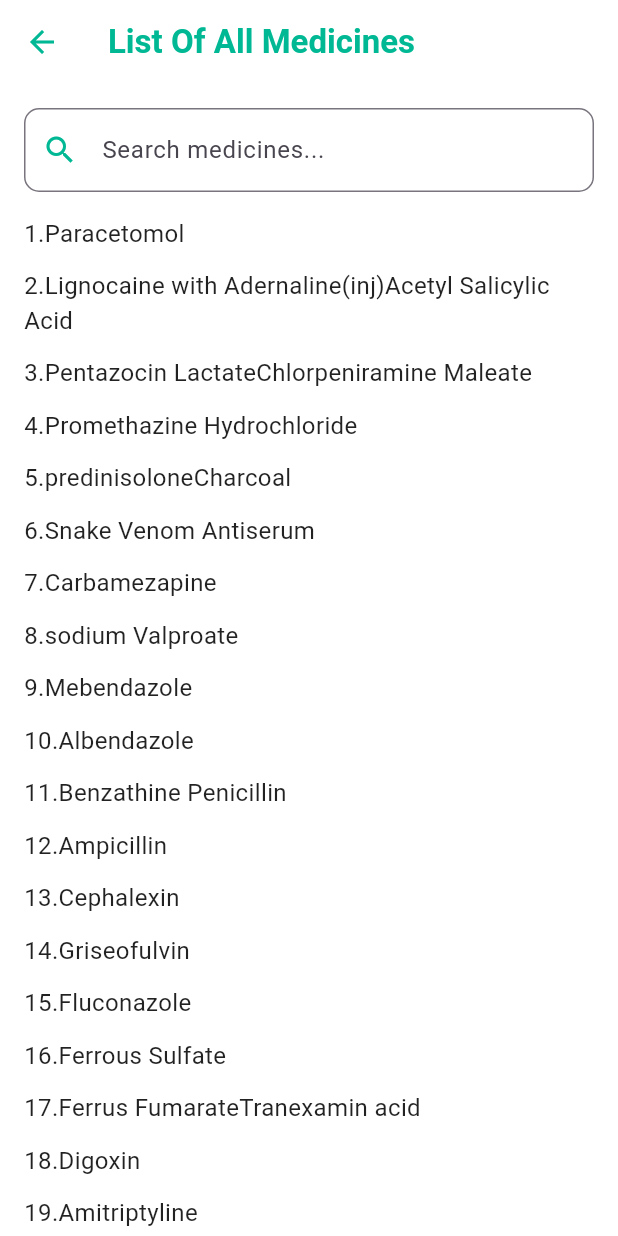
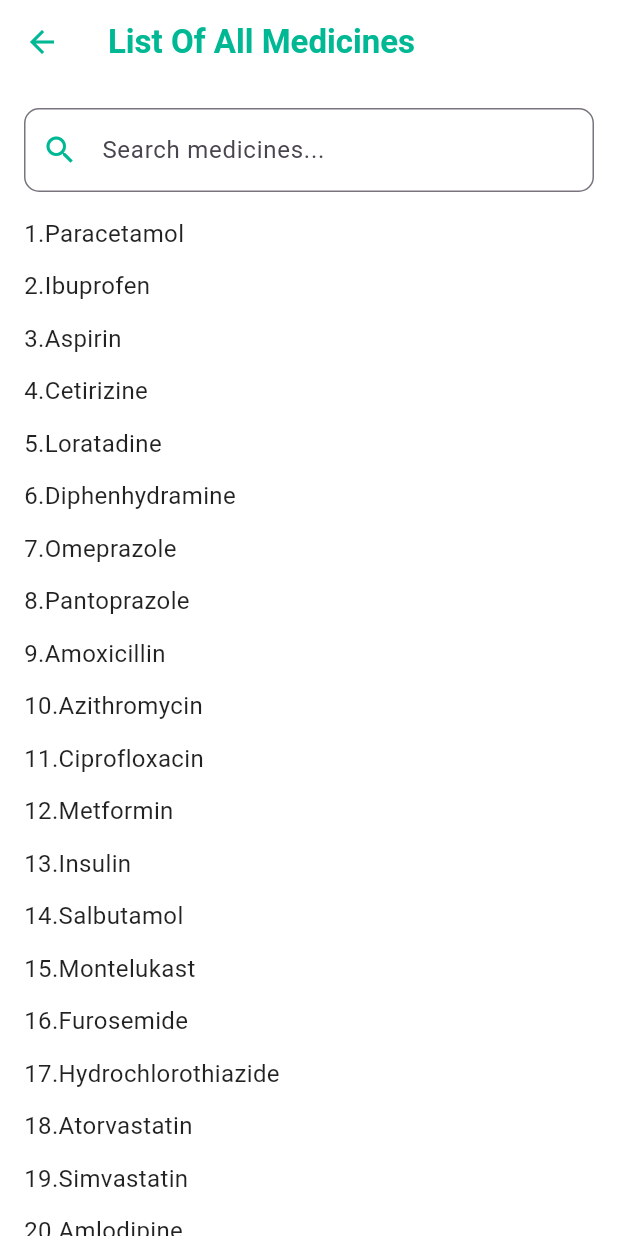
Before and after one commit to iamsmrn/M_Hospital, a Flutter app: the MedicineListPage screen opened directly, on a phone screen of 412 x 824 dp. Run offline on Flutter 3.47's test engine with Material 3 defaults, Android fonts, the phone set to English and light mode, and no system bars.

Commit message:
Changes on Medicine list

```diff
--- a/lib/home_page.dart
+++ b/lib/home_page.dart
@@ -9,6 +9,7 @@ class HomePage extends StatelessWidget {
 
 
   @override
+
   Widget build(BuildContext context) {
 
     return Scaffold(
--- a/lib/medicine_list_page.dart
+++ b/lib/medicine_list_page.dart
@@ -9,45 +9,174 @@ class MedicineListPage extends StatefulWidget {
 
 class _MedicineListPageState extends State<MedicineListPage> {
   final List<String> medicines = const [
-    'Paracetomol',
-    'Lignocaine with Adernaline(inj)'
-    'Acetyl Salicylic Acid',
-    'Pentazocin Lactate'
-    'Chlorpeniramine Maleate',
-    'Promethazine Hydrochloride',
-    'predinisolone'
-    'Charcoal ',
-    'Snake Venom Antiserum',
-    'Carbamezapine',
-    'sodium Valproate',
-    'Mebendazole',
-    'Albendazole',
-    'Benzathine Penicillin' ,
-    'Ampicillin',
-    'Cephalexin',
-    'Griseofulvin',
-    'Fluconazole',
-    'Ferrous Sulfate',
-    'Ferrus Fumarate'
-    'Tranexamin acid',
-    'Digoxin',
-    'Amitriptyline',
-    'Amlodipine',
-    'Morphine',
-    'prednisolone',
-    'Lamivudine ',
-    'Dolutegravir',
-    'Teneligliptin',
-    'Montelukast',
-    'Amikacin',
-    'Delamanid'
-    'Tenecteplase',
-    'Dabigatram',
+    'Paracetamol',
     'Ibuprofen',
     'Aspirin',
-    'Diclofenac',
+    'Cetirizine',
+    'Loratadine',
+    'Diphenhydramine',
+    'Omeprazole',
+    'Pantoprazole',
+    'Amoxicillin',
+    'Azithromycin',
+    'Ciprofloxacin',
+    'Metformin',
+    'Insulin',
+    'Salbutamol',
+    'Montelukast',
+    'Furosemide',
+    'Hydrochlorothiazide',
+    'Atorvastatin',
+    'Simvastatin',
+    'Amlodipine',
+    'Losartan',
+    'Metoprolol',
+    'Clonazepam',
+    'Alprazolam',
+    'Diazepam',
+    'Fluoxetine',
+    'Sertraline',
+    'Escitalopram',
+    'Levothyroxine',
+    'Methimazole',
+    'Prednisone',
+    'Dexamethasone',
+    'Hydrocortisone',
+    'Clotrimazole',
+    'Ketoconazole',
+    'Miconazole',
+    'Lidocaine',
+    'Loperamide',
+    'Ondansetron',
+    'Domperidone',
+    'Guaifenesin',
+    'Dextromethorphan',
+    'Acetylcysteine',
+    'Sumatriptan',
+    'Propranolol',
+    'Lamotrigine',
+    'Carbamazepine',
+    'Phenytoin',
+    'Valproic acid',
+    'Bisacodyl',
+    'Lactulose',
+    'Ferrous sulfate',
+    'Vitamin D3',
+    'Calcium carbonate',
+    'Silver sulfadiazine',
+    'Nitrofurantoin',
+    'Tamsulosin',
+    'Sildenafil',
+    'Finasteride',
+    'Minoxidil',
+    'Warfarin',
+    'Heparin',
+    'Apixaban',
+    'Clopidogrel',
+    'Nitroglycerin',
+    'Digoxin',
+    'Spironolactone',
+    'Methotrexate',
+    'Hydroxychloroquine',
+    'Sulfasalazine',
+    'Adalimumab',
+    'Etanercept',
+    'Cyclobenzaprine',
+    'Baclofen',
+    'Tizanidine',
+    'Gabapentin',
+    'Pregabalin',
+    'Duloxetine',
+    'Bupropion',
+    'Venlafaxine',
+    'Mirtazapine',
+    'Buspirone',
+    'Famotidine',
+    'Sucralfate',
+    'Misoprostol',
+    'Metoclopramide',
+    'Clindamycin',
+    'Doxycycline',
+    'Tetracycline',
+    'Linezolid',
+    'Vancomycin',
+    'Amikacin',
+    'Rifampin',
+    'Isoniazid',
+    'Ethambutol',
+    'Pyrazinamide',
+    'Acyclovir',
+    'Valacyclovir',
+    'Oseltamivir',
+    'Zidovudine',
+    'Efavirenz',
+    'Tenofovir',
+    'Lamivudine',
+    'Sofosbuvir',
+    'Entecavir',
+    'Levetiracetam',
+    'Topiramate',
+    'Zolpidem',
+    'Melatonin',
+    'Eszopiclone',
+    'Hydroxyzine',
+    'Promethazine',
+    'Meclizine',
+    'Scopolamine',
+    'Cinnarizine',
+    'Prochlorperazine',
+    'Haloperidol',
+    'Olanzapine',
+    'Risperidone',
+    'Quetiapine',
+    'Aripiprazole',
+    'Clozapine',
+    'Lithium',
+    'Methylphenidate',
+    'Modafinil',
+    'Dextroamphetamine',
+    'Donepezil',
+    'Rivastigmine',
+    'Memantine',
+    'Betahistine',
+    'Albuterol (Salbutamol)',
+    'Ipratropium bromide',
+    'Budesonide',
+    'Fluticasone',
+    'Tiotropium',
+    'Montelukast',
+    'Cetirizine',
+    'Loratadine',
+    'Desloratadine',
+    'Levocetirizine',
+    'Fexofenadine',
+    'Diphenhydramine',
+    'Dextromethorphan',
+    'Guaifenesin',
+    'Acetylcysteine',
+    'Phenylephrine',
+    'Pseudoephedrine',
+    'Bromhexine',
+    'Codeine',
     'Tramadol',
-    'Azithromycin'
+    'Morphine',
+    'Oxycodone',
+    'Fentanyl',
+    'Buprenorphine',
+    'Naloxone',
+    'Methadone',
+    'Lisinopril',
+    'Ramipril',
+    'Enalapril',
+    'Candesartan',
+    'Valsartan',
+    'Bisoprolol',
+    'Atenolol',
+    'Diltiazem',
+    'Verapamil',
+    'Hydralazine',
+    'Minoxidil (oral)'
+
   ];
 
   String searchQuery = '';
--- a/lib/symptom_checker_page.dart
+++ b/lib/symptom_checker_page.dart
@@ -1,5 +1,4 @@
 import 'package:flutter/material.dart';
-import '../widgets/symptom_field.dart';
 
 void main() {
   runApp(const MyApp());
```
Also changed, not shown: 1 other file.
